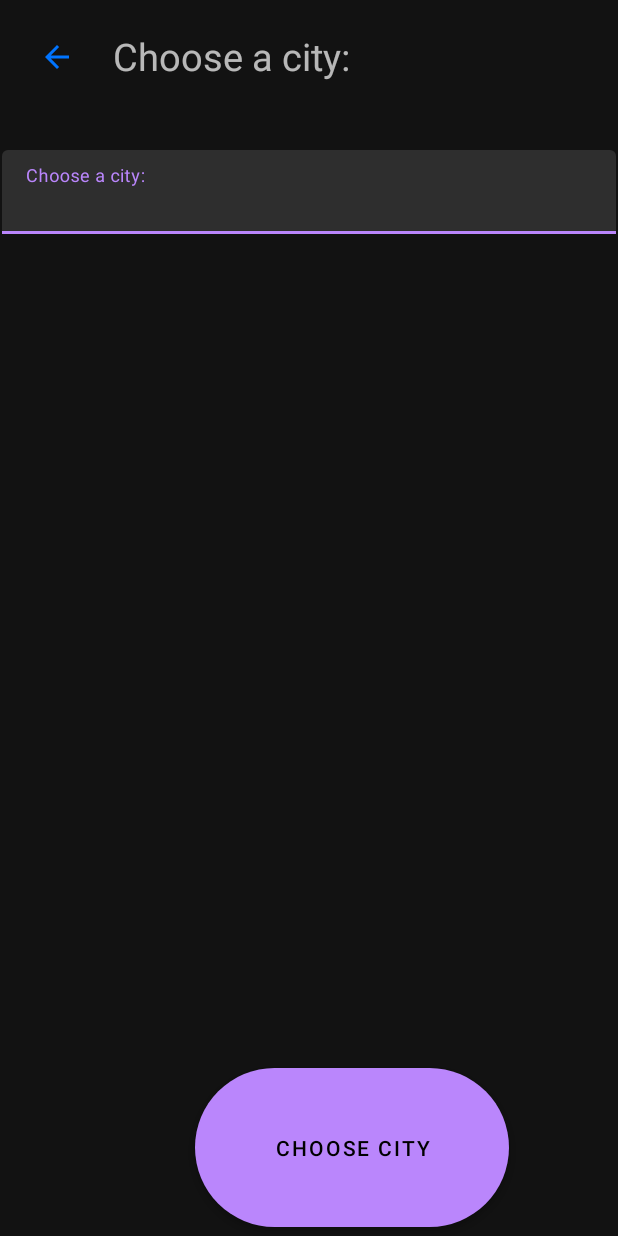
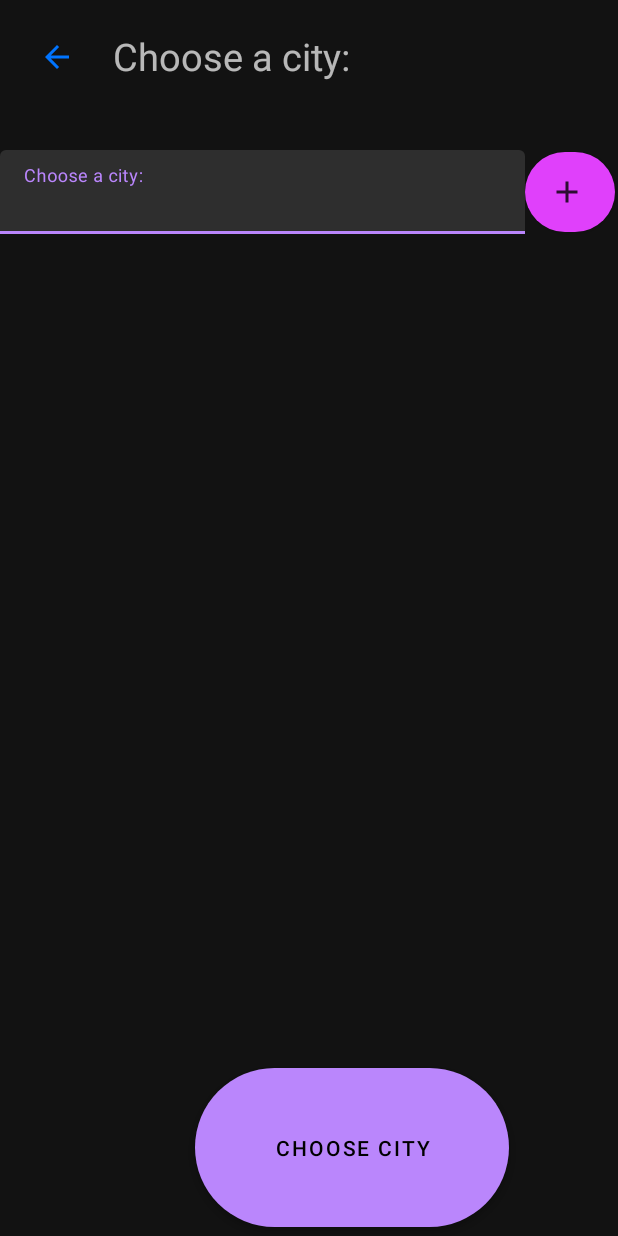
Before and after one commit to Volkoks/WeatherByVolkoks, an Android app: the CitySelectionScreen screen opened directly, with no data from a screen before it, on a phone screen of 412 x 824 dp. Run offline under Robolectric (Android 15) with nearby library versions, the phone set to English and light mode, and no system bars.

Commit message:
Сделал способ изменения иконок погоды Добавил кнопку и RecyclerView в активити с выбором города Сделал Item для строки выброного города

```diff
--- a/app/src/main/java/com/example/weatherbyvolkoks/ui/WeatherAdapter.java
+++ b/app/src/main/java/com/example/weatherbyvolkoks/ui/WeatherAdapter.java
@@ -13,7 +13,8 @@ import com.example.weatherbyvolkoks.R;
 import com.example.weatherbyvolkoks.data.Soc.Soc;
 import com.example.weatherbyvolkoks.data.Soc.SocialDataSource;
 
-public class WeatherAdapter extends RecyclerView.Adapter<WeatherAdapter.ViewHolder> {
+public class
+WeatherAdapter extends RecyclerView.Adapter<WeatherAdapter.ViewHolder> {
     private SocialDataSource dataSource;
 
     public WeatherAdapter(SocialDataSource dataSource) {
--- /dev/null
+++ b/app/src/main/res/drawable-anydpi/ic_action_name.xml
@@ -0,0 +1,11 @@
+<vector xmlns:android="http://schemas.android.com/apk/res/android"
+    android:width="24dp"
+    android:height="24dp"
+    android:viewportWidth="24"
+    android:viewportHeight="24"
+    android:tint="#20FCFF"
+    android:alpha="0.8">
+    <path
+        android:fillColor="#FF000000"
+        android:pathData="M19,13h-6v6h-2v-6H5v-2h6V5h2v6h6v2z"/>
+</vector>
--- a/app/src/main/res/layout/city_selection_screen.xml
+++ b/app/src/main/res/layout/city_selection_screen.xml
@@ -49,13 +49,10 @@
 
             <com.google.android.material.textfield.TextInputLayout
                 android:id="@+id/textInputCitySelection"
-                android:layout_width="409dp"
+                android:layout_width="350dp"
                 android:layout_height="wrap_content"
-                android:layout_marginStart="1dp"
                 android:layout_marginTop="100dp"
-                android:layout_marginEnd="1dp"
                 app:errorEnabled="true"
-                app:layout_constraintEnd_toEndOf="parent"
                 app:layout_constraintStart_toStartOf="parent"
                 app:layout_constraintTop_toTopOf="parent">
 
@@ -69,6 +66,26 @@
                     android:inputType="textPersonName" />
             </com.google.android.material.textfield.TextInputLayout>
 
+            <com.google.android.material.button.MaterialButton
+                android:id="@+id/btn_add_city"
+                android:layout_width="60dp"
+                android:layout_height="65dp"
+                android:layout_marginTop="95dp"
+                app:backgroundTint="#E040FB"
+                app:cornerRadius="50dp"
+                app:icon="@drawable/ic_action_name"
+                app:layout_constraintStart_toEndOf="@+id/textInputCitySelection"
+                app:layout_constraintTop_toTopOf="parent" />
+
+            <androidx.recyclerview.widget.RecyclerView
+                android:layout_width="409dp"
+                android:layout_height="432dp"
+                android:layout_marginStart="1dp"
+                android:layout_marginEnd="1dp"
+                app:layout_constraintEnd_toEndOf="parent"
+                app:layout_constraintStart_toStartOf="parent"
+                app:layout_constraintTop_toBottomOf="@+id/textInputCitySelection" />
+
         </androidx.constraintlayout.widget.ConstraintLayout>
 
 </androidx.coordinatorlayout.widget.CoordinatorLayout>
```
Also changed, not shown: app/src/main/java/com/example/weatherbyvolkoks/ui/MainActivity.java (+19 -7 lines), app/src/main/res/layout/item_city.xml (added, +23 -0 lines), app/src/main/res/drawable-hdpi/ic_action_name.png (added), app/src/main/res/drawable-mdpi/ic_action_name.png (added), app/src/main/res/drawable-xhdpi/ic_action_name.png (added), app/src/main/res/drawable-xxhdpi/ic_action_name.png (added), app/src/main/res/drawable/clearnight.png (deleted), app/src/main/res/drawable/fewcloudsnight.png (deleted), app/src/main/res/drawable/fognight.png (deleted), app/src/main/res/drawable/nightcloudsrain.png (deleted).
